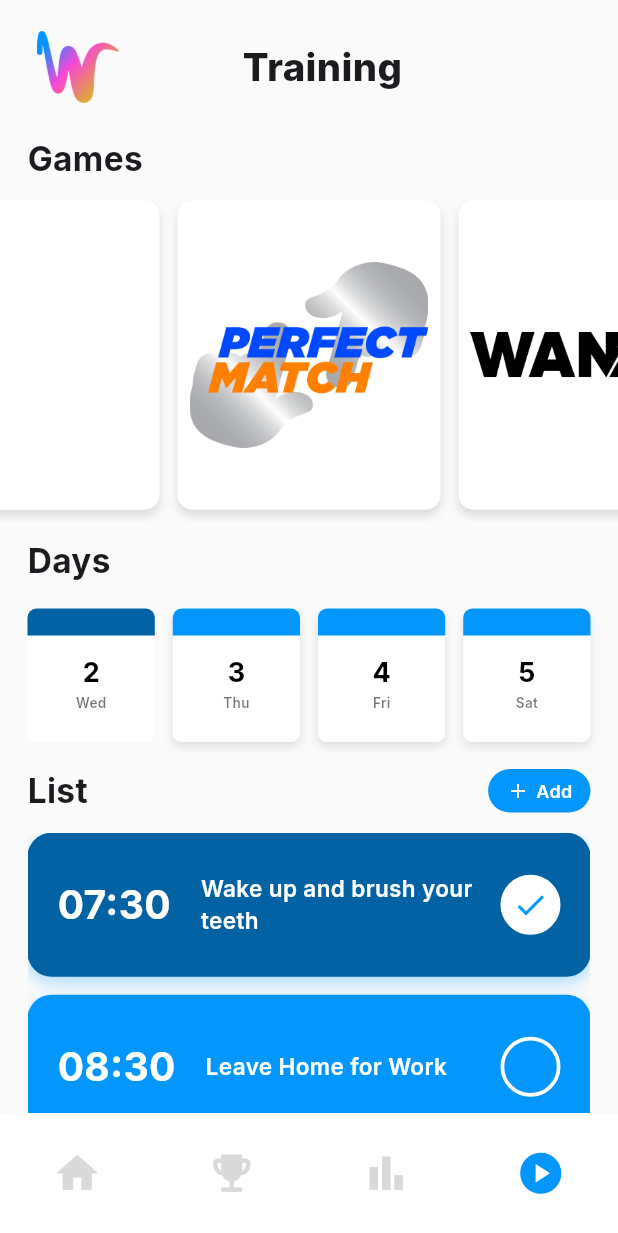
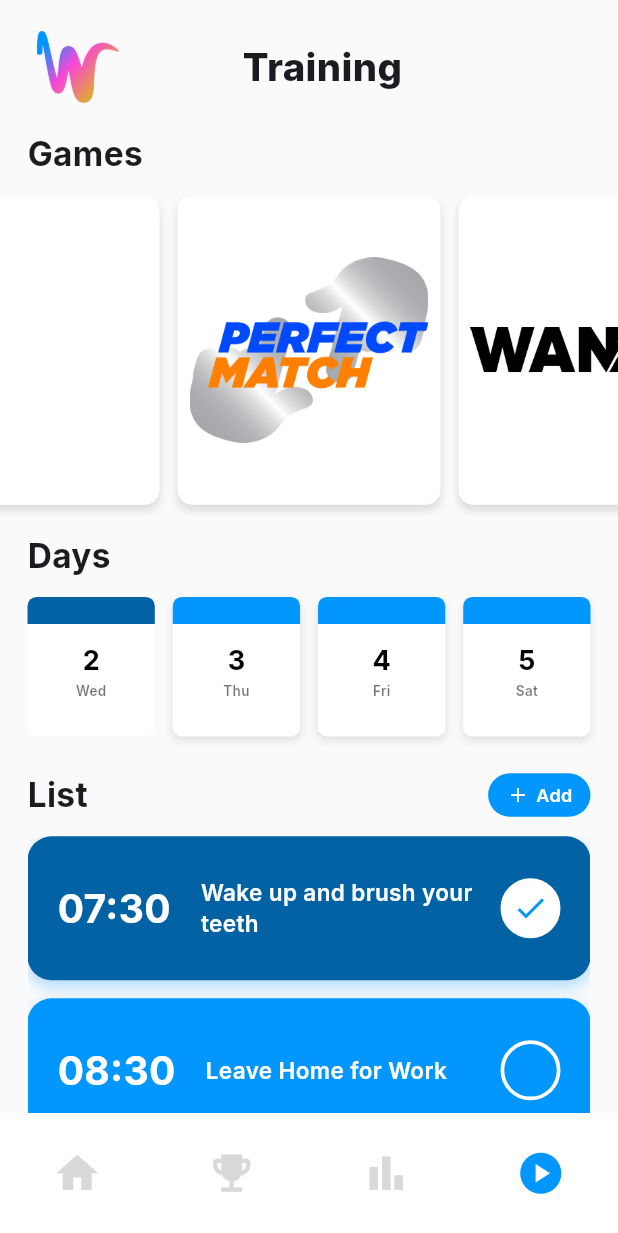
Before and after one commit to pokpong40622/FlexiFlow, a Flutter app: the screen it shows after launch, item 4 of the bottom bar chosen, on a phone screen of 412 x 824 dp. Shown: the top 1233 px of the screen. Run offline on Flutter 3.47's test engine with Material 3 defaults, Android fonts, the phone set to English and light mode, and no system bars; drawn by our look-alikes of carousel_slider; our stand-ins replace google_fonts.

Commit message:
Training Page Done V1

```diff
--- a/lib/Pages/TrainingPage.dart
+++ b/lib/Pages/TrainingPage.dart
@@ -139,7 +139,7 @@ class _TrainingPageState extends State<TrainingPage> {
                 ],
               ),
             ),
-            SizedBox(height: screenHeight * 0.026),
+            SizedBox(height: screenHeight * 0.022),
             Padding(
               padding: EdgeInsets.symmetric(horizontal: screenWidth * 0.0445),
               child: Row(
@@ -216,7 +216,7 @@ class _TrainingPageState extends State<TrainingPage> {
                   Column(
                     crossAxisAlignment: CrossAxisAlignment.start,
                     children: [
-                      SizedBox(height: 16),
+                      SizedBox(height: screenHeight * 0.014),
                       Row(
                         mainAxisAlignment: MainAxisAlignment.spaceBetween,
                         children: displayDates.map((date) {
@@ -225,7 +225,7 @@ class _TrainingPageState extends State<TrainingPage> {
                       ),
                     ],
                   ),
-                  SizedBox(height: screenHeight * 0.02),
+                  SizedBox(height: screenHeight * 0.028),
                   Row(
                     mainAxisAlignment: MainAxisAlignment.spaceBetween,
                     children: [
@@ -267,7 +267,7 @@ class _TrainingPageState extends State<TrainingPage> {
                       ),
                     ],
                   ),
-                  SizedBox(height: 12),
+                  SizedBox(height: screenHeight * 0.014),
                   Container(
                     height: screenHeight * 0.35, // Adjust this height as needed
                     child: SingleChildScrollView(
@@ -318,7 +318,7 @@ class _TrainingPageState extends State<TrainingPage> {
       },
       child: Container(
         width: MediaQuery.of(context).size.width * 0.206,
-        padding: EdgeInsets.only(bottom: 20),
+        padding: EdgeInsets.only(bottom: 24),
         decoration: BoxDecoration(
           color: Colors.white,
           borderRadius: BorderRadius.circular(6),
```
